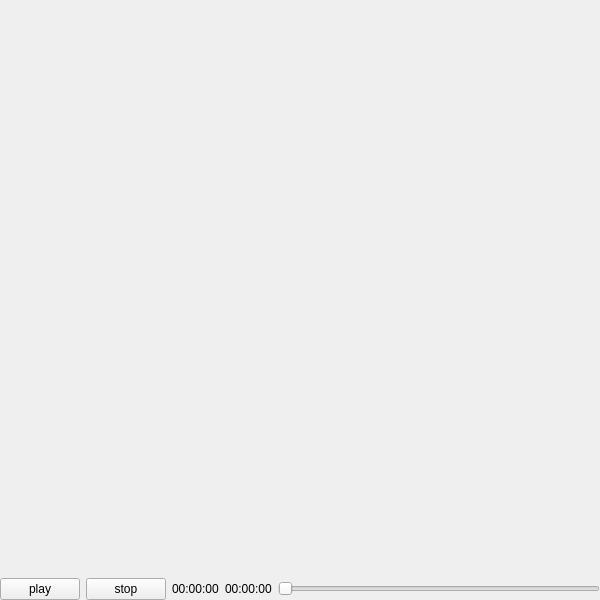
This is Src/MCVideoPlayTest/MCVideoPlayTest.ui in MochenFly/MCLab as Qt 5 draws it before an edit. The edited form follows.
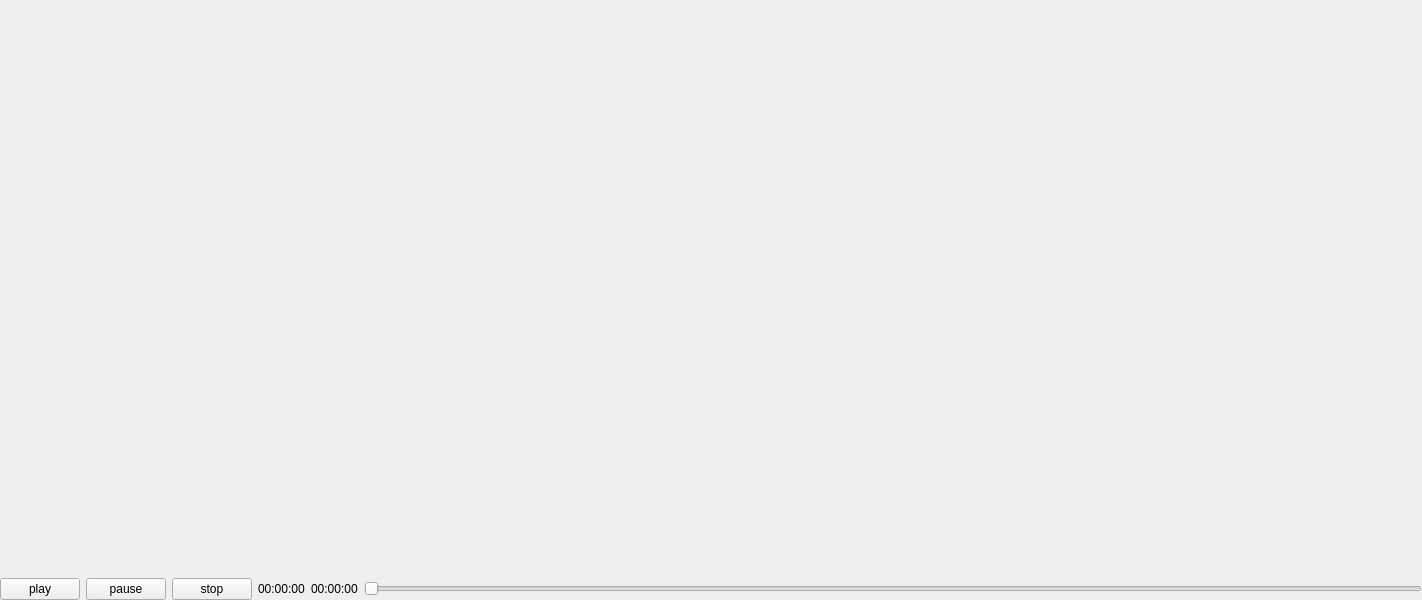
This is the edited form. Custom widgets are drawn as their Qt base class.

```diff
--- a/Src/MCVideoPlayTest/MCVideoPlayTest.ui
+++ b/Src/MCVideoPlayTest/MCVideoPlayTest.ui
@@ -6,7 +6,7 @@
    <rect>
     <x>0</x>
     <y>0</y>
-    <width>600</width>
+    <width>1422</width>
     <height>600</height>
    </rect>
   </property>
@@ -49,7 +49,7 @@
      </widget>
     </item>
     <item>
-     <layout class="QHBoxLayout" name="horizontalLayout" stretch="0,0,0,0,0">
+     <layout class="QHBoxLayout" name="horizontalLayout" stretch="0,0,0,0,0,0">
       <item>
        <widget class="QPushButton" name="btnPlay">
         <property name="text">
@@ -57,6 +57,13 @@
         </property>
        </widget>
       </item>
+      <item>
+       <widget class="QPushButton" name="btnPause">
+        <property name="text">
+         <string>pause</string>
+        </property>
+       </widget>
+      </item>
       <item>
        <widget class="QPushButton" name="btnStop">
         <property name="text">
@@ -83,9 +90,6 @@
       </item>
       <item>
        <widget class="MCWidget::MCSlider" name="sliderTime">
-        <property name="maximum">
-         <number>28800000</number>
-        </property>
         <property name="orientation">
          <enum>Qt::Horizontal</enum>
         </property>
```
